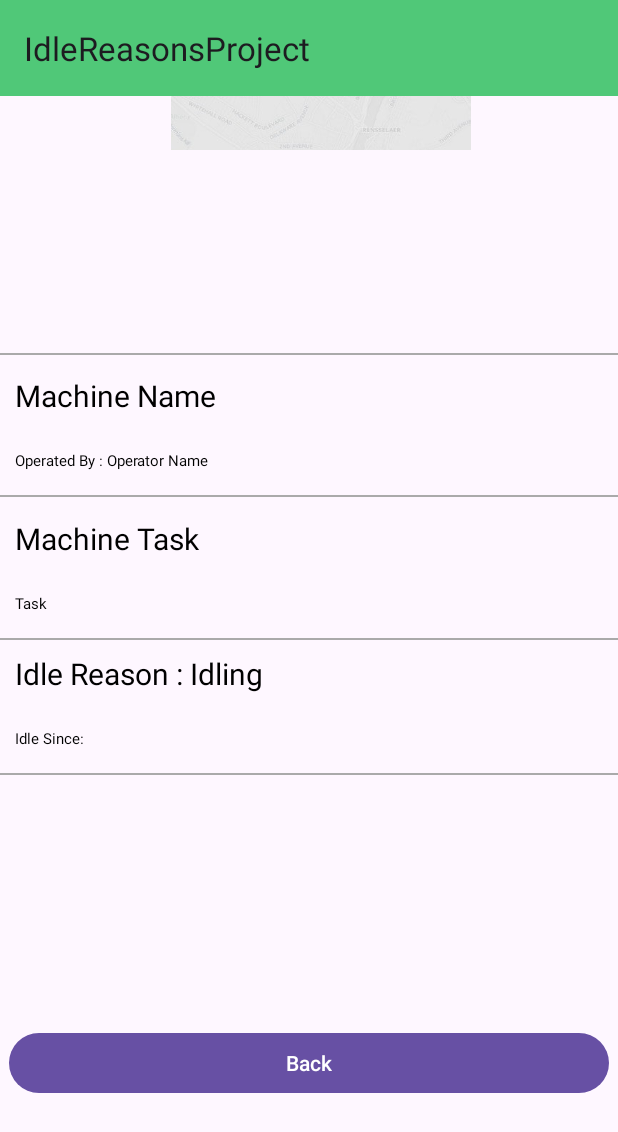
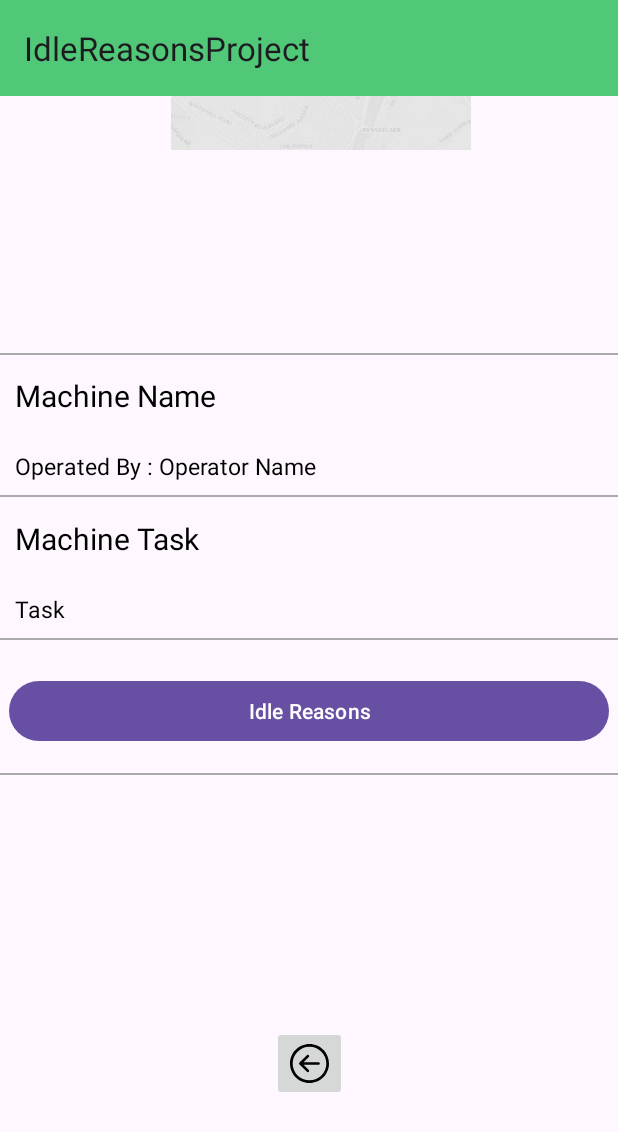
Before and after one commit to BhsSTEM/FT-2, an Android app: the DetailActivity screen opened directly, with no data from a screen before it, on a phone screen of 412 x 824 dp. Shown: the top 1132 px of the screen. Run offline under Robolectric (Android 15) with nearby library versions, the phone set to English and light mode, and no system bars; our stand-ins replace navigation-ui; 4 statements that could not run were skipped.

Commit message:
added operator, machine task and idle reasons

```diff
--- a/app/src/main/java/com/example/idlereasonsproject/DetailActivity.java
+++ b/app/src/main/java/com/example/idlereasonsproject/DetailActivity.java
@@ -19,6 +19,7 @@ import android.view.Menu;
 import android.view.MenuItem;
 import android.view.View;
 import android.widget.Button;
+import android.widget.ImageButton;
 import android.widget.TextView;
 
 import com.example.idlereasonsproject.FBDatabase.MachineObject;
@@ -59,27 +60,28 @@ NavHostFragment navHostFragment;
 
         setSupportActionBar(toolbar);
 
-        drawerLayout = findViewById(R.id.navigation_drawer_layout);
-        NavigationView navigationView = findViewById(R.id.nav_view);
-        navigationView.setNavigationItemSelectedListener(this);
+        drawerLayout = findViewById(R.id.just_toolbar);
+       // NavigationView navigationView = findViewById(R.id.nav_view);
+        //navigationView.setNavigationItemSelectedListener(this);
 
-        ActionBarDrawerToggle toggle = new ActionBarDrawerToggle(this, drawerLayout, toolbar, R.string.nav_open, R.string.nav_close);
+        //ActionBarDrawerToggle toggle = new ActionBarDrawerToggle(this, drawerLayout, toolbar, R.string.nav_open, R.string.nav_close);
 
-        drawerLayout.addDrawerListener(toggle);
-        toggle.syncState();
+        //drawerLayout.addDrawerListener(toggle);
+        //toggle.syncState();
 
 
         getSelectedShape();
         setValues();
 
-        Button backButton = findViewById(R.id.backButton);
+        ImageButton backButton = findViewById(R.id.backButton);
         backButton.setOnClickListener(new View.OnClickListener() {
             @Override
             public void onClick(View v) {
-                // Perform the action you want when the Button is clicked
+                Log.d("DetailActivity", "Back button clicked");
                 finish(); // Close the current activity and go back to the previous one
             }
         });
+
 
     }
 
@@ -109,7 +111,14 @@ NavHostFragment navHostFragment;
     private void setValues(){
         TextView tv = (TextView) findViewById(R.id.machineName);
 
-        tv.setText(selectedShape.getName());
+        tv.setText("Machine Name: " + selectedShape.getName());
+
+        TextView tv2 = (TextView) findViewById(R.id.machineOperator);
+        tv2.setText("Operated By: "+ selectedShape.getOperator());
+
+        TextView tv3 = (TextView) findViewById(R.id.machineTask);
+        tv3.setText("Machine Task: "+ selectedShape.getTask());
+
     }
 
     @Override
--- /dev/null
+++ b/app/src/main/res/drawable-nodpi/backbtn.xml
@@ -0,0 +1,12 @@
+<vector xmlns:android="http://schemas.android.com/apk/res/android"
+    android:width="800dp"
+    android:height="800dp"
+    android:viewportWidth="219.15"
+    android:viewportHeight="219.15">
+  <path
+      android:pathData="M109.58,219.15c60.42,0 109.57,-49.16 109.57,-109.58C219.15,49.16 169.99,0 109.58,0S0,49.16 0,109.57C0,169.99 49.16,219.15 109.58,219.15zM109.58,15c52.15,0 94.57,42.43 94.57,94.57c0,52.15 -42.42,94.57 -94.57,94.58c-52.15,-0 -94.57,-42.43 -94.57,-94.58C15,57.43 57.43,15 109.58,15z"
+      android:fillColor="#000000"/>
+  <path
+      android:pathData="M94.86,156.51c2.93,2.93 7.68,2.93 10.61,0c2.93,-2.93 2.93,-7.68 -0,-10.61l-28.82,-28.82l83.46,-0.01c4.14,-0 7.5,-3.36 7.5,-7.5c-0,-4.14 -3.36,-7.5 -7.5,-7.5l-83.46,0.01l28.83,-28.83c2.93,-2.93 2.93,-7.68 0,-10.61c-1.47,-1.46 -3.38,-2.2 -5.3,-2.2c-1.92,0 -3.84,0.73 -5.3,2.2l-41.63,41.63c-1.41,1.41 -2.2,3.31 -2.2,5.3c0,1.99 0.79,3.9 2.2,5.3L94.86,156.51z"
+      android:fillColor="#000000"/>
+</vector>
--- a/app/src/main/res/layout/machine_detail.xml
+++ b/app/src/main/res/layout/machine_detail.xml
@@ -17,7 +17,7 @@
             android:src="@drawable/map_placeholder"
             tools:ignore="MissingConstraints"
             tools:layout_editor_absoluteX="0dp"
-            tools:layout_editor_absoluteY="120dp">
+            tools:layout_editor_absoluteY="160dp">
 
         </ImageView>
 
@@ -64,17 +64,17 @@
             android:gravity="center_vertical"
             android:text="Operated By : Operator Name"
             android:textColor="@color/black"
-            android:textSize="10dp"
+            android:textSize="15dp"
             android:layout_marginLeft="20dp"
             app:layout_constraintTop_toTopOf="parent"
             android:clickable="true"
             tools:ignore="MissingConstraints" />
         <TextView
+            android:id="@+id/task"
             android:layout_width="wrap_content"
             android:padding="10sp"
             android:layout_height="wrap_content"
             android:layout_margin="335sp"
-            android:id="@+id/task"
             android:gravity="center_vertical"
             android:text="Machine Task"
             android:textColor="@color/black"
@@ -94,7 +94,7 @@
             android:gravity="center_vertical"
             android:text="Task"
             android:textColor="@color/black"
-            android:textSize="10dp"
+            android:textSize="15dp"
             android:layout_marginLeft="20dp"
             app:layout_constraintTop_toTopOf="parent"
             android:clickable="true"
@@ -110,36 +110,19 @@
             android:layout_marginTop="425dp"
             tools:ignore="MissingConstraints" />
 
-        <TextView
-            android:layout_width="wrap_content"
-            android:padding="10sp"
+        <Button
+            android:id="@+id/idleReasonsButton"
+            android:layout_width="400dp"
             android:layout_height="wrap_content"
-            android:layout_margin="425sp"
-            android:id="@+id/idleReason"
-            android:gravity="center_vertical"
-            android:text="Idle Reason : Idling"
-            android:textColor="@color/black"
-            android:textSize="20dp"
-            android:layout_marginLeft="20dp"
+            android:text="Idle Reasons"
+            android:layout_gravity="center"
             app:layout_constraintTop_toTopOf="parent"
-            android:clickable="true"
-            tools:ignore="MissingConstraints" />
+            app:layout_constraintStart_toStartOf="parent"
+            app:layout_constraintEnd_toEndOf="parent"
+            app:layout_constraintBottom_toBottomOf="parent"
+            android:layout_marginTop="210dp"
+            />
 
-
-        <TextView
-            android:layout_width="wrap_content"
-            android:padding="10dp"
-            android:layout_height="wrap_content"
-            android:layout_margin="475dp"
-            android:id="@+id/idleTime"
-            android:gravity="center_vertical"
-            android:text="Idle Since: "
-            android:textColor="@color/black"
-            android:textSize="10dp"
-            android:layout_marginLeft="20dp"
-            app:layout_constraintTop_toTopOf="parent"
-            android:clickable="true"
-            tools:ignore="MissingConstraints" />
 
         <View
             android:layout_width="match_parent"
@@ -151,17 +134,20 @@
             android:layout_marginTop="515dp"
             tools:ignore="MissingConstraints" />
 
-        <Button
+        <ImageButton
             android:id="@+id/backButton"
-            android:layout_width="400dp"
-            android:layout_height="wrap_content"
-            android:text="Back"
+            android:layout_width="50dp"
+            android:layout_height="50dp"
+            android:scaleType="fitCenter"
+            app:srcCompat="@drawable/backbtn"
             android:layout_gravity="center"
             app:layout_constraintTop_toTopOf="parent"
             app:layout_constraintStart_toStartOf="parent"
             app:layout_constraintEnd_toEndOf="parent"
             app:layout_constraintBottom_toBottomOf="parent"
             android:layout_marginTop="680dp"
+            android:focusable="true"
+            android:clickable="true"
             />
 
 
--- a/app/src/main/res/layout/toolbar.xml
+++ b/app/src/main/res/layout/toolbar.xml
@@ -4,7 +4,7 @@
     xmlns:tools="http://schemas.android.com/tools"
     android:id="@+id/just_toolbar"
     android:layout_width="match_parent"
-    android:layout_height="match_parent"
+    android:layout_height="115dp"
     android:fitsSystemWindows="true"
     tools:openDrawer="start"
     tools:ignore="HardcodedText">
```
Also changed, not shown: app/src/main/java/com/example/idlereasonsproject/FBDatabase/MachineObject.java (+19 -0 lines), app/src/main/java/com/example/idlereasonsproject/MachineListFragment.java (+25 -4 lines), app/src/main/res/layout/add_machine_dialog.xml (+11 -0 lines), app/src/main/res/layout/machine_idle_reasons.xml (added, +26 -0 lines).
